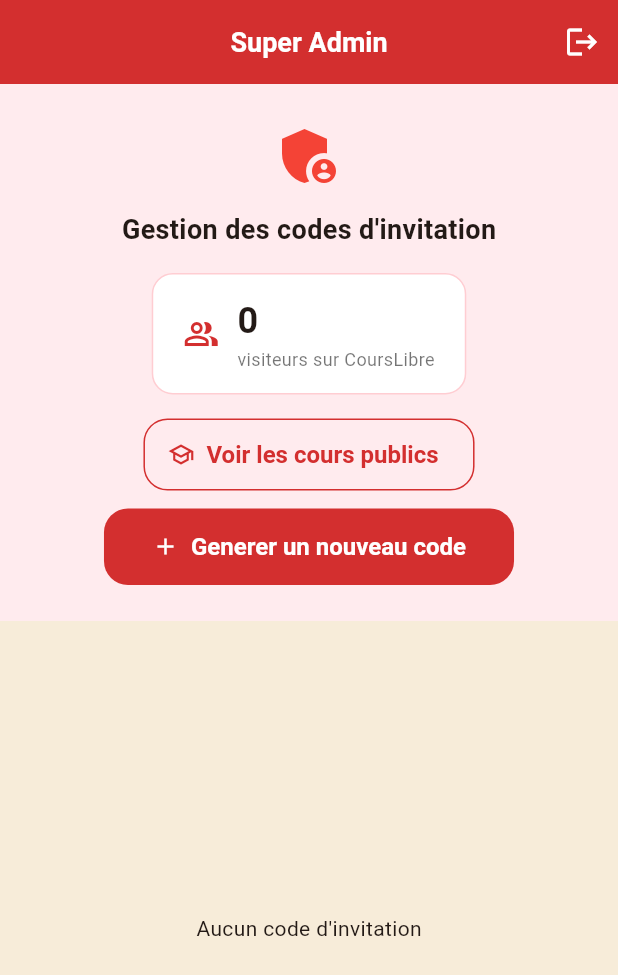
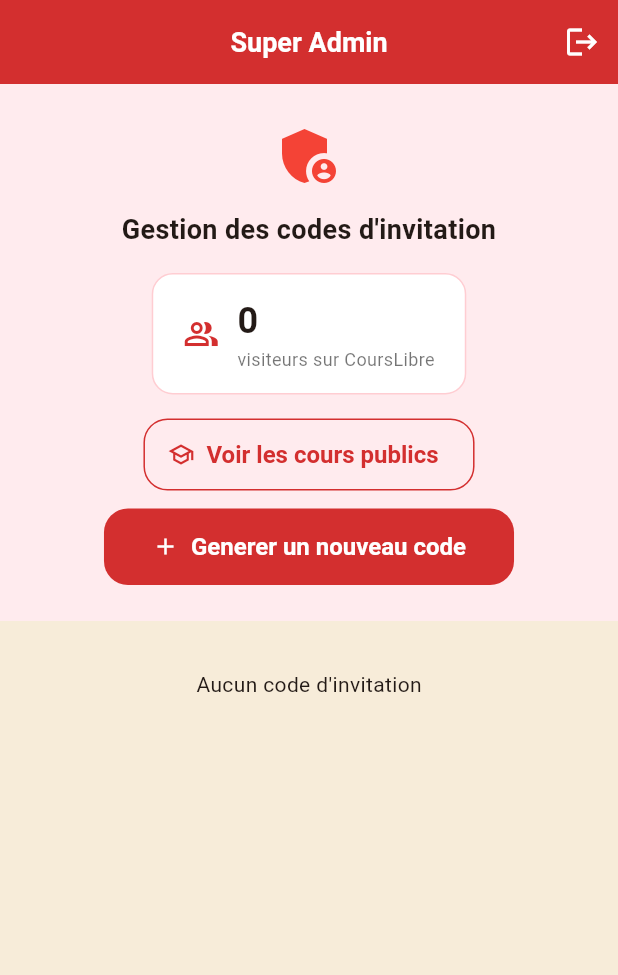
Before and after one commit to taoficadebissi-eng/Gestion-formation-CL, a Flutter app: the SuperAdminScreen screen opened by its route, on a phone screen of 412 x 824 dp. Shown: the top 975 px of the screen. Run offline on Flutter 3.47's test engine with Material 3 defaults, Android fonts, the phone set to English and light mode, and no system bars; our stand-ins replace cloud_firestore, connectivity_plus, firebase_auth, firebase_core, flutter_riverpod, go_router and 2 more; accounts and stored records are empty.

Commit message:
Super-admin: liste des codes tolerante aux anciens formats, ecran defilant, tests
Co-Authored-By: Claude Sonnet 5.5 <noreply@anthropic.com>

```diff
--- a/lib/features/auth/super_admin_screen.dart
+++ b/lib/features/auth/super_admin_screen.dart
@@ -6,6 +6,7 @@ import 'package:go_router/go_router.dart';
 import '../../core/constants/app_colors.dart';
 import '../../core/firebase/firestore_helpers.dart';
 import '../../providers/auth_provider.dart';
+import '../../models/invitation_model.dart';
 import '../cours_admin/providers/cours_admin_provider.dart';
 import '../../widgets/blurred_toast.dart';
 import 'package:flutter_riverpod/flutter_riverpod.dart';
@@ -106,22 +107,77 @@ class _SuperAdminScreenState extends ConsumerState<SuperAdminScreen> {
           ),
         ],
       ),
-      body: Column(
-        children: [
-          Container(
+      // Tout l'écran défile (en-tête + liste) : sur un téléphone, la liste des
+      // codes reste atteignable même quand l'en-tête occupe la hauteur.
+      body: StreamBuilder<QuerySnapshot<Map<String, dynamic>>>(
+        stream: _invitations.snapshots(),
+        builder: (context, snapshot) {
+          final List<Widget> contenu;
+          if (snapshot.hasError) {
+            contenu = [
+              Padding(
+                padding: const EdgeInsets.all(24),
+                child: Text('Erreur : ${snapshot.error}'),
+              ),
+            ];
+          } else if (!snapshot.hasData) {
+            contenu = const [
+              Padding(
+                padding: EdgeInsets.all(32),
+                child: Center(child: CircularProgressIndicator()),
+              ),
+            ];
+          } else {
+            final codes =
+                snapshot.data!.docs.map(InvitationModel.depuis).toList()
+                  ..sort((a, b) {
+                    if (a.date == null && b.date == null) return 0;
+                    if (a.date == null) return 1;
+                    if (b.date == null) return -1;
+                    return b.date!.compareTo(a.date!);
+                  });
+            contenu = codes.isEmpty
+                ? const [
+                    Padding(
+                      padding: EdgeInsets.all(32),
+                      child: Center(child: Text('Aucun code d\'invitation')),
+                    ),
+                  ]
+                : [
+                    Padding(
+                      padding: const EdgeInsets.fromLTRB(20, 16, 20, 4),
+                      child: Text(
+                        '${codes.length} code${codes.length > 1 ? "s" : ""} - '
+                        '${codes.where((c) => c.disponible).length} disponible'
+                        '${codes.where((c) => c.disponible).length > 1 ? "s" : ""}',
+                        style: const TextStyle(color: AppColors.textSecondary),
+                      ),
+                    ),
+                    ...codes.map(_carteCode),
+                  ];
+          }
+
+          return ListView(
+            padding: const EdgeInsets.only(bottom: 32),
+            children: [_enTete(), ...contenu],
+          );
+        },
+      ),
+    );
+  }
+
+  Widget _enTete() {
+    return Container(
       width: double.infinity,
       padding: const EdgeInsets.all(24),
       color: Colors.red.shade50,
       child: Column(
         children: [
-                const Icon(
-                  Icons.admin_panel_settings,
-                  size: 48,
-                  color: Colors.red,
-                ),
+          const Icon(Icons.admin_panel_settings, size: 48, color: Colors.red),
           const SizedBox(height: 12),
           const Text(
             'Gestion des codes d\'invitation',
+            textAlign: TextAlign.center,
             style: TextStyle(fontSize: 18, fontWeight: FontWeight.bold),
           ),
           const SizedBox(height: 16),
@@ -140,104 +196,68 @@ class _SuperAdminScreenState extends ConsumerState<SuperAdminScreen> {
           ElevatedButton.icon(
             onPressed: _isLoading ? null : _creerCode,
             icon: const Icon(Icons.add),
-                  label: Text(
-                    _isLoading ? 'Creation...' : 'Generer un nouveau code',
-                  ),
+            label: Text(_isLoading ? 'Creation...' : 'Generer un nouveau code'),
             style: ElevatedButton.styleFrom(
               backgroundColor: Colors.red.shade700,
               foregroundColor: Colors.white,
-                    padding: const EdgeInsets.symmetric(
-                      horizontal: 32,
-                      vertical: 16,
-                    ),
+              padding: const EdgeInsets.symmetric(horizontal: 32, vertical: 16),
             ),
           ),
         ],
       ),
-          ),
-          Expanded(
-            child: StreamBuilder<QuerySnapshot<Map<String, dynamic>>>(
-              stream: _invitations.snapshots(),
-              builder: (context, snapshot) {
-                if (snapshot.hasError) {
-                  return Center(child: Text('Erreur : ${snapshot.error}'));
-                }
-                if (!snapshot.hasData) {
-                  return const Center(child: CircularProgressIndicator());
+    );
   }
 
-                final docs = snapshot.data!.toJsonListe()
-                  ..sort(
-                    (a, b) => (b['date_creation'] as String).compareTo(
-                      a['date_creation'] as String,
-                    ),
-                  );
-
-                if (docs.isEmpty) {
-                  return const Center(child: Text('Aucun code d\'invitation'));
+  Widget _carteCode(InvitationModel code) {
+    final date = code.date;
+    final String etat;
+    if (!code.valide) {
+      etat = 'Ancien code, inutilisable';
+    } else {
+      etat = code.utilise ? 'Utilise' : 'Disponible';
     }
-
-                return ListView.builder(
-                  padding: const EdgeInsets.all(16),
-                  itemCount: docs.length,
-                  itemBuilder: (context, index) {
-                    final data = docs[index];
-                    final token = data['token'] as String;
-                    final utilise = data['utilise'] as bool;
-                    final dateCreation = DateTime.parse(
-                      data['date_creation'] as String,
-                    );
-
     return Card(
-                      margin: const EdgeInsets.only(bottom: 12),
+      margin: const EdgeInsets.fromLTRB(16, 8, 16, 4),
       child: ListTile(
         leading: Icon(
-                          utilise
+          code.utilise
               ? Icons.check_circle
-                              : Icons.radio_button_unchecked,
-                          color: utilise ? Colors.green : Colors.orange,
+              : (code.valide
+                    ? Icons.radio_button_unchecked
+                    : Icons.history_toggle_off),
+          color: code.utilise
+              ? Colors.green
+              : (code.valide ? Colors.orange : Colors.grey),
         ),
         title: Text(
-                          token,
+          code.token,
           style: const TextStyle(
             fontWeight: FontWeight.bold,
             fontFamily: 'monospace',
+            fontSize: 13,
           ),
         ),
         subtitle: Text(
-                          '${utilise ? "Utilise" : "Disponible"} - '
-                          '${dateCreation.day}/${dateCreation.month}/${dateCreation.year}',
+          date == null
+              ? etat
+              : '$etat - ${date.day}/${date.month}/${date.year}',
         ),
         trailing: Row(
           mainAxisSize: MainAxisSize.min,
           children: [
-                            if (!utilise)
+            if (code.disponible)
               IconButton(
-                                icon: const Icon(
-                                  Icons.copy,
-                                  color: AppColors.primary,
-                                ),
-                                onPressed: () => _copierCode(token),
+                icon: const Icon(Icons.copy, color: AppColors.primary),
+                onPressed: () => _copierCode(code.token),
                 tooltip: 'Copier',
               ),
             IconButton(
-                              icon: const Icon(
-                                Icons.delete,
-                                color: AppColors.error,
-                              ),
-                              onPressed: () => _supprimerCode(token),
+              icon: const Icon(Icons.delete, color: AppColors.error),
+              onPressed: () => _supprimerCode(code.id),
               tooltip: 'Supprimer',
             ),
           ],
         ),
-                      ),
-                    );
-                  },
-                );
-              },
-            ),
-          ),
-        ],
       ),
     );
   }
--- /dev/null
+++ b/lib/models/invitation_model.dart
@@ -0,0 +1,43 @@
+import 'package:cloud_firestore/cloud_firestore.dart';
+
+/// Un code d'invitation tel que lu dans Firestore. La lecture est tolérante :
+/// la collection peut contenir d'anciens codes (autres noms de champs, autres
+/// types) qui ne doivent jamais empêcher l'affichage de la liste.
+class InvitationModel {
+  final String id;
+  final String token;
+  final bool utilise;
+  final DateTime? date;
+
+  const InvitationModel({
+    required this.id,
+    required this.token,
+    required this.utilise,
+    required this.date,
+  });
+
+  /// Seul un code dont l'identifiant du document est le code lui-même peut
+  /// servir à l'inscription (les règles Firestore l'exigent).
+  bool get valide => id == token;
+  bool get disponible => valide && !utilise;
+
+  static InvitationModel depuis(
+    QueryDocumentSnapshot<Map<String, dynamic>> doc,
+  ) => depuisMap(doc.id, doc.data());
+
+  static InvitationModel depuisMap(String id, Map<String, dynamic> d) {
+    final token = d['token'];
+    return InvitationModel(
+      id: id,
+      token: token is String && token.isNotEmpty ? token : id,
+      utilise: d['utilise'] == true,
+      date: _lireDate(d['date_creation'] ?? d['dateCreation']),
+    );
+  }
+
+  static DateTime? _lireDate(Object? valeur) {
+    if (valeur is Timestamp) return valeur.toDate();
+    if (valeur is String) return DateTime.tryParse(valeur);
+    return null;
+  }
+}
```
Also changed, not shown: 2 other files. Lines whose indentation alone changed are shown as unchanged.
